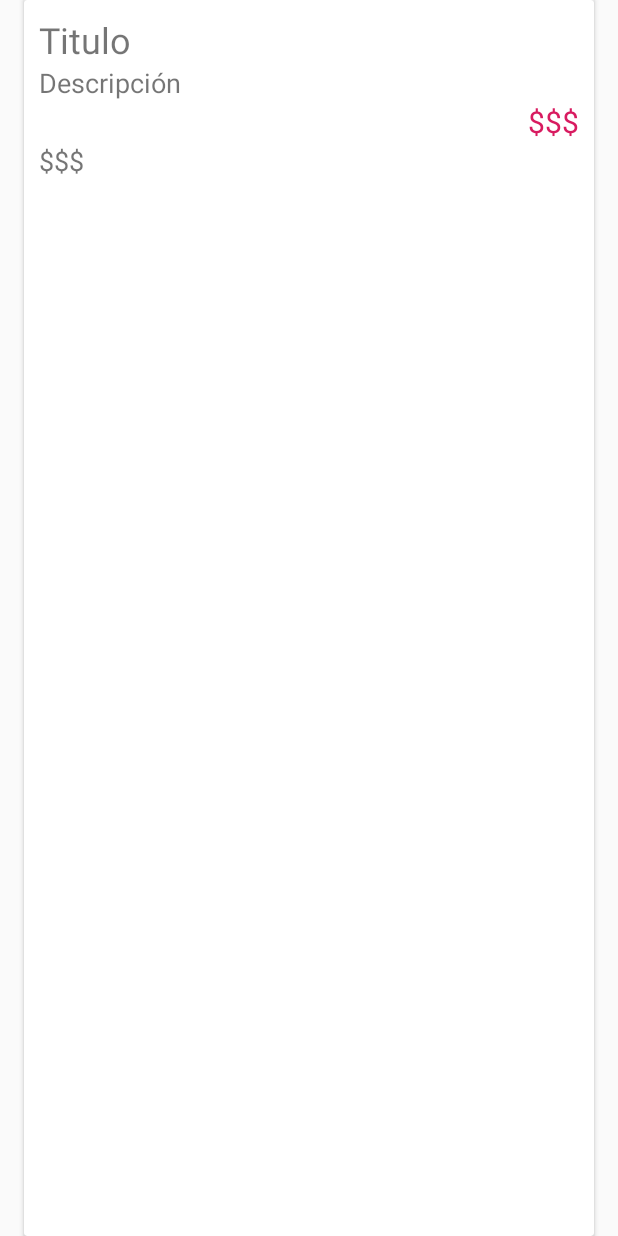
After one commit to lpablos/PlazitStoreKotlin, an Android app: the layout content_descr.xml on its own in the app's theme, with its tools: preview values and no code run, on a phone screen of 412 x 824 dp. The commit adds this screen. Run offline under Robolectric (Android 15) with nearby library versions, the phone set to English and light mode, and no system bars.

Commit message:
Detalle del producto

```diff
--- /dev/null
+++ b/app/src/main/res/layout/content_descr.xml
@@ -0,0 +1,48 @@
+<?xml version="1.0" encoding="utf-8"?>
+<androidx.cardview.widget.CardView xmlns:android="http://schemas.android.com/apk/res/android"
+    android:layout_width="match_parent"
+    android:layout_height="match_parent"
+    android:layout_marginStart="16dp"
+    android:layout_marginEnd="16dp"
+    xmlns:tools="http://schemas.android.com/tools">
+
+    <LinearLayout
+        android:layout_width="match_parent"
+        android:layout_height="wrap_content"
+        android:padding="10dp"
+        android:orientation="vertical">
+
+        <TextView
+            android:id="@+id/textDescrView"
+            android:layout_width="wrap_content"
+            android:layout_height="wrap_content"
+            android:text="TextView"
+            android:textSize="24sp"
+            tools:text="Titulo"/>
+
+        <TextView
+            android:id="@+id/textDescriptionView"
+            android:layout_width="wrap_content"
+            android:layout_height="wrap_content"
+            android:text="TextView"
+            android:textSize="18sp"
+            tools:text="Descripción"/>
+
+        <TextView
+            android:id="@+id/textPriceView"
+            android:layout_width="wrap_content"
+            android:layout_height="wrap_content"
+            android:layout_gravity="end"
+             android:textColor="@color/colorAccent"
+            android:textSize="20sp"
+            android:text="TextView"
+            tools:text="$$$"/>
+
+        <TextView
+            android:id="@+id/textView4"
+            android:layout_width="match_parent"
+            android:layout_height="wrap_content"
+            android:textSize="18sp"
+            android:text="$$$" />
+    </LinearLayout>
+</androidx.cardview.widget.CardView>
--- a/app/src/main/res/values/styles.xml
+++ b/app/src/main/res/values/styles.xml
@@ -1,11 +1,12 @@
 <resources>
 
     <!-- Base application theme. -->
-    <style name="AppTheme" parent="Theme.AppCompat.Light.DarkActionBar">
+    <style name="AppTheme" parent="Theme.AppCompat.Light.NoActionBar">
         <!-- Customize your theme here. -->
         <item name="colorPrimary">@color/colorPrimary</item>
         <item name="colorPrimaryDark">@color/colorPrimaryDark</item>
         <item name="colorAccent">@color/colorAccent</item>
+        <item name="android:windowContentTransitions">true</item>
     </style>
 
 </resources>
```
Also changed, not shown: app/src/main/res/layout/activity_detail.xml (+46 -11 lines).
